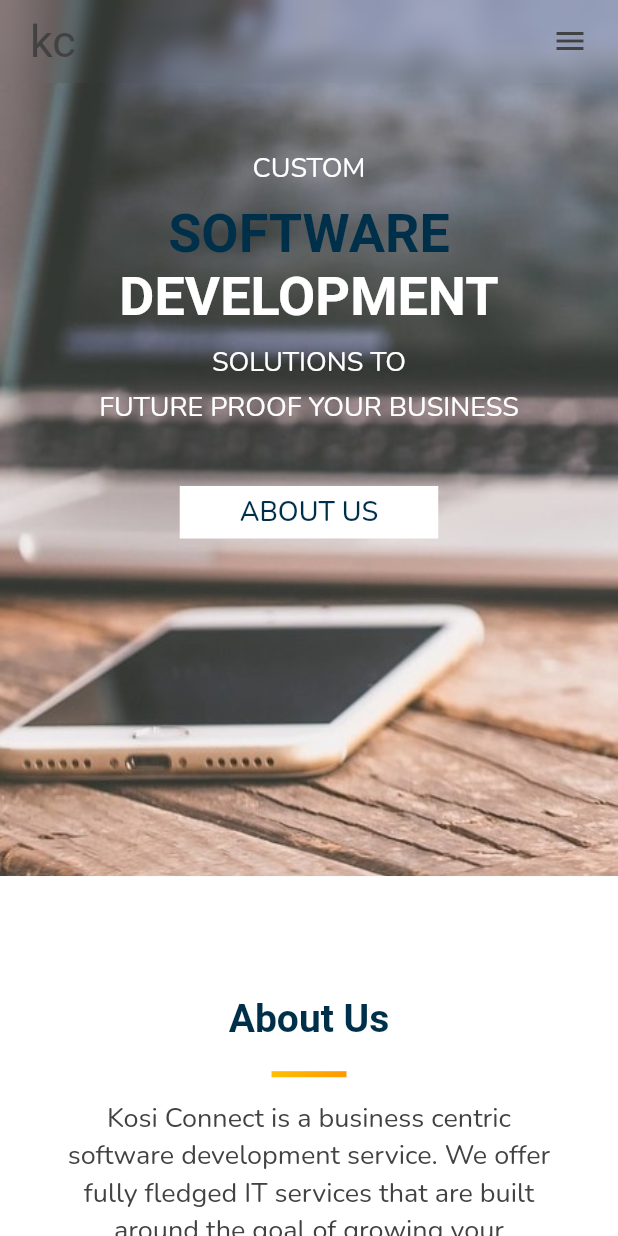
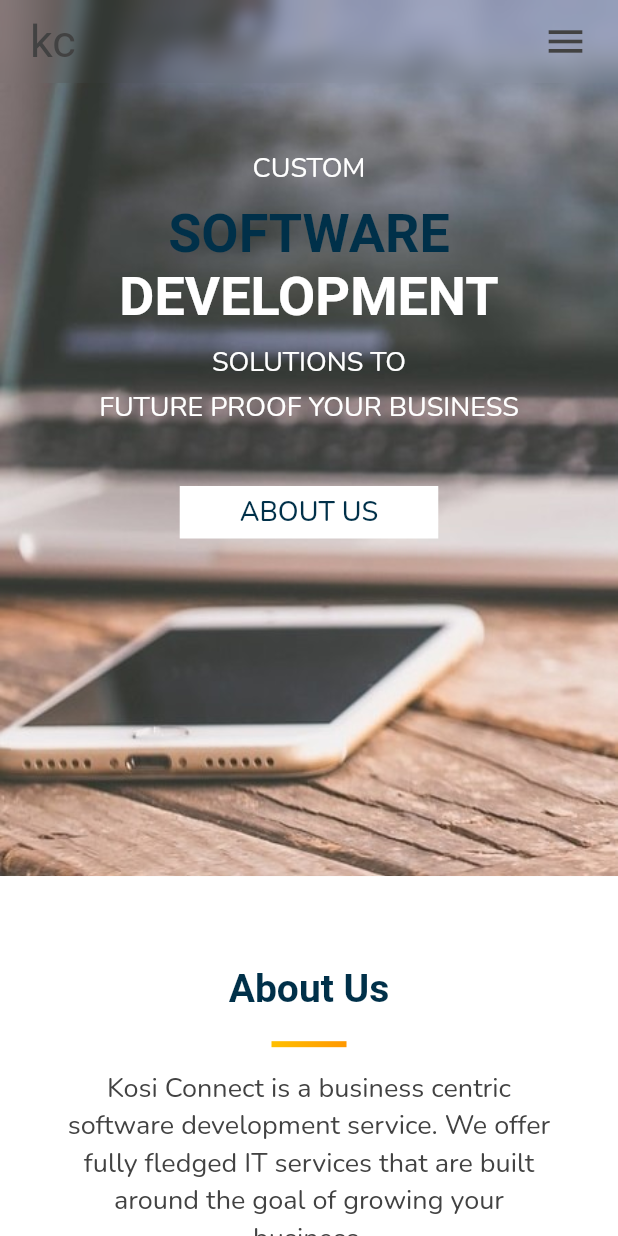
Before and after one commit to ryanemm/kosi_connect, a Flutter app: the screen it shows after launch, on a phone screen of 412 x 824 dp. Run offline on Flutter 3.47's test engine with Material 2 defaults, Android fonts, the phone set to English and light mode, and no system bars; drawn by our look-alikes of animated_text_kit, scrollable_positioned_list; our stand-ins replace google_fonts, outline_gradient_button; missing offline and left inert: assorted_layout_widgets, shape_of_view.

```diff
--- a/lib/Components/nav_bar.dart
+++ b/lib/Components/nav_bar.dart
@@ -103,10 +103,7 @@ PreferredSize mobileBar(BuildContext context) {
                 onTap: () {
                   Scaffold.of(context).openDrawer();
                 },
-                child: Icon(
-                  Icons.menu,
-                  color: Colors.grey[800],
-                ),
+                child: Icon(Icons.menu, color: Colors.grey[800], size: 30),
               );
             })
           ]),
--- a/lib/Sections/AboutSection/Layouts/mobile_about.dart
+++ b/lib/Sections/AboutSection/Layouts/mobile_about.dart
@@ -9,7 +9,7 @@ class MobileAbout extends StatelessWidget {
   Widget build(BuildContext context) {
     return Container(
       color: Colors.white,
-      padding: const EdgeInsets.symmetric(vertical: 80, horizontal: 40),
+      padding: const EdgeInsets.symmetric(vertical: 60, horizontal: 40),
       child: Column(
         crossAxisAlignment: CrossAxisAlignment.center,
         children: [
--- a/lib/Sections/Contact/Layouts/desktop_contact.dart
+++ b/lib/Sections/Contact/Layouts/desktop_contact.dart
@@ -22,6 +22,7 @@ class DesktopContact extends StatelessWidget {
                 fontWeight: FontWeight.w600,
                 color: Color(0xFF003049),
               )),
+          SizedBox(height: 50),
           Row(
             mainAxisAlignment: MainAxisAlignment.center,
             crossAxisAlignment: CrossAxisAlignment.start,
--- a/lib/Sections/Contact/Layouts/mobile_contact.dart
+++ b/lib/Sections/Contact/Layouts/mobile_contact.dart
@@ -11,7 +11,7 @@ class MobileContact extends StatelessWidget {
   Widget build(BuildContext context) {
     Size _screenSize = MediaQuery.of(context).size;
     return Container(
-      padding: EdgeInsets.only(top: 70),
+      padding: EdgeInsets.only(top: 60),
       color: Colors.white,
       width: _screenSize.width,
       child: Column(
@@ -56,7 +56,7 @@ class MobileContact extends StatelessWidget {
               SizedBox(height: 10),
               GestureDetector(
                 onTap: () {
-                  launch("tel:+27 73 016 9018");
+                  launch("tel:+27 73 016 9813");
                 },
                 child: Row(
                   mainAxisAlignment: MainAxisAlignment.center,
--- a/lib/Sections/Contact/contact_form _desktop.dart
+++ b/lib/Sections/Contact/contact_form _desktop.dart
@@ -59,8 +59,10 @@ class _ContactFormState extends State<ContactFormDesktop> {
             child: TextField(
               textAlignVertical: TextAlignVertical.center,
               decoration: InputDecoration(
-                prefixIcon:
-                    Icon(Icons.person_outline, color: Color(0xFF003049)),
+                prefixIcon: Icon(
+                  Icons.person_outline,
+                  color: Color(0xFF003049),
+                ),
                 hintText: "Last name",
                 border: InputBorder.none,
                 filled: true,
--- a/lib/Sections/Contact/contact_form.dart
+++ b/lib/Sections/Contact/contact_form.dart
@@ -85,7 +85,7 @@ class _ContactFormState extends State<ContactForm> {
           ),
           SizedBox(height: 20),
           Container(
-            padding: EdgeInsets.symmetric(horizontal: 20, vertical: 4),
+            padding: EdgeInsets.symmetric(horizontal: 20, vertical: 0),
             decoration: BoxDecoration(
               boxShadow: [
                 BoxShadow(
--- a/lib/Sections/OurProcess/Layouts/mobile_process.dart
+++ b/lib/Sections/OurProcess/Layouts/mobile_process.dart
@@ -9,7 +9,7 @@ class MobileProcess extends StatelessWidget {
   Widget build(BuildContext context) {
     return Container(
       color: Colors.white,
-      padding: EdgeInsets.only(bottom: 50, top: 30, left: 30, right: 30),
+      padding: EdgeInsets.only(bottom: 0, top: 60, left: 30, right: 30),
       child: Column(
         crossAxisAlignment: CrossAxisAlignment.center,
         children: [
--- a/lib/Sections/RecentWork/recent_work_mobile.dart
+++ b/lib/Sections/RecentWork/recent_work_mobile.dart
@@ -15,7 +15,7 @@ class _RecentWorkMobileState extends State<RecentWorkMobile> {
   Widget build(BuildContext context) {
     return Container(
       color: Colors.white,
-      padding: EdgeInsets.only(left: 20, right: 20, top: 40, bottom: 40),
+      padding: EdgeInsets.only(left: 20, right: 20, top: 60, bottom: 0),
       child: Column(
         mainAxisAlignment: MainAxisAlignment.start,
         crossAxisAlignment: CrossAxisAlignment.center,
--- a/lib/Sections/Services/Layouts/mobile_services.dart
+++ b/lib/Sections/Services/Layouts/mobile_services.dart
@@ -59,7 +59,7 @@ class MobileServices extends StatelessWidget {
         ),
         Container(
           color: Colors.white,
-          padding: EdgeInsets.only(left: 30, right: 30, top: 20, bottom: 30),
+          padding: EdgeInsets.only(left: 30, right: 30, top: 20),
           child: Column(
             mainAxisAlignment: MainAxisAlignment.start,
             crossAxisAlignment: CrossAxisAlignment.center,
--- a/lib/Sections/Services/service_card_mobile.dart
+++ b/lib/Sections/Services/service_card_mobile.dart
@@ -68,7 +68,7 @@ class _ServiceCardMobileState extends State<ServiceCardMobile> {
                   curve: Curves.easeInOutCubic);
             },
             child: Container(
-                padding: EdgeInsets.symmetric(horizontal: 20, vertical: 5),
+                padding: EdgeInsets.symmetric(horizontal: 30, vertical: 10),
                 decoration: BoxDecoration(
                   /*boxShadow: [
                     BoxShadow(
--- a/lib/Sections/Testimonials/testimonials_mobile.dart
+++ b/lib/Sections/Testimonials/testimonials_mobile.dart
@@ -11,7 +11,7 @@ class TestimonialsMobile extends StatelessWidget {
     Size _screenSize = MediaQuery.of(context).size;
     return Container(
       color: Colors.white,
-      padding: EdgeInsets.only(left: 30, top: 40, right: 30),
+      padding: EdgeInsets.only(left: 30, top: 60, right: 30),
       child: Column(
         mainAxisAlignment: MainAxisAlignment.start,
         crossAxisAlignment: CrossAxisAlignment.center,
--- a/lib/home_screen.dart
+++ b/lib/home_screen.dart
@@ -1,4 +1,5 @@
 import "package:flutter/material.dart";
+import 'package:google_fonts/google_fonts.dart';
 import 'package:kosi_connect/Components/nav_bar.dart';
 import 'package:kosi_connect/Components/social_bar.dart';
 import 'package:kosi_connect/Sections/AboutSection/about_section.dart';
@@ -63,11 +64,17 @@ class SmallScreen extends StatelessWidget {
             padding: EdgeInsets.zero,
             children: [
               DrawerHeader(
-                  decoration: BoxDecoration(color: Colors.grey[900]),
+                  decoration: BoxDecoration(color: Colors.grey[800]),
                   padding: EdgeInsets.symmetric(vertical: 8, horizontal: 16),
                   child: Image.asset("assets/images/company_logo.png")),
               ListTile(
-                title: const Text("About Us"),
+                title: Text(
+                  "About Us",
+                  style: GoogleFonts.nunito(
+                    fontWeight: FontWeight.w600,
+                    fontSize: 16,
+                  ),
+                ),
                 onTap: () {
                   Navigator.pop(context);
                   itemScrollController.scrollTo(
@@ -75,7 +82,13 @@ class SmallScreen extends StatelessWidget {
                 },
               ),
               ListTile(
-                title: const Text("Our Services"),
+                title: Text(
+                  "Our Services",
+                  style: GoogleFonts.nunito(
+                    fontWeight: FontWeight.w600,
+                    fontSize: 16,
+                  ),
+                ),
                 onTap: () {
                   Navigator.pop(context);
                   itemScrollController.scrollTo(
@@ -83,7 +96,13 @@ class SmallScreen extends StatelessWidget {
                 },
               ),
               ListTile(
-                title: const Text("Our Process"),
+                title: Text(
+                  "Our Process",
+                  style: GoogleFonts.nunito(
+                    fontWeight: FontWeight.w600,
+                    fontSize: 16,
+                  ),
+                ),
                 onTap: () {
                   Navigator.pop(context);
                   itemScrollController.scrollTo(
@@ -91,7 +110,13 @@ class SmallScreen extends StatelessWidget {
                 },
               ),
               ListTile(
-                title: const Text("Recent Work"),
+                title: Text(
+                  "Recent Work",
+                  style: GoogleFonts.nunito(
+                    fontWeight: FontWeight.w600,
+                    fontSize: 16,
+                  ),
+                ),
                 onTap: () {
                   Navigator.pop(context);
                   itemScrollController.scrollTo(
@@ -99,7 +124,13 @@ class SmallScreen extends StatelessWidget {
                 },
               ),
               ListTile(
-                title: const Text("Testimonials"),
+                title: Text(
+                  "Testimonials",
+                  style: GoogleFonts.nunito(
+                    fontWeight: FontWeight.w600,
+                    fontSize: 16,
+                  ),
+                ),
                 onTap: () {
                   Navigator.pop(context);
                   itemScrollController.scrollTo(
@@ -107,7 +138,13 @@ class SmallScreen extends StatelessWidget {
                 },
               ),
               ListTile(
-                title: const Text("Contact Us"),
+                title: Text(
+                  "Contact Us",
+                  style: GoogleFonts.nunito(
+                    fontWeight: FontWeight.w600,
+                    fontSize: 16,
+                  ),
+                ),
                 onTap: () {
                   Navigator.pop(context);
                   itemScrollController.scrollTo(
--- a/pubspec.yaml
+++ b/pubspec.yaml
@@ -27,6 +27,7 @@ dependencies:
   hovering: ^1.0.4
   url_launcher: ^6.0.9
   scrollable_positioned_list: ^0.2.3
+  http: ^0.13.0
 
 
 dev_dependencies:
```
Also changed, not shown: lib/models/form_data.dart (added, +21 -0 lines), pubspec.lock.
